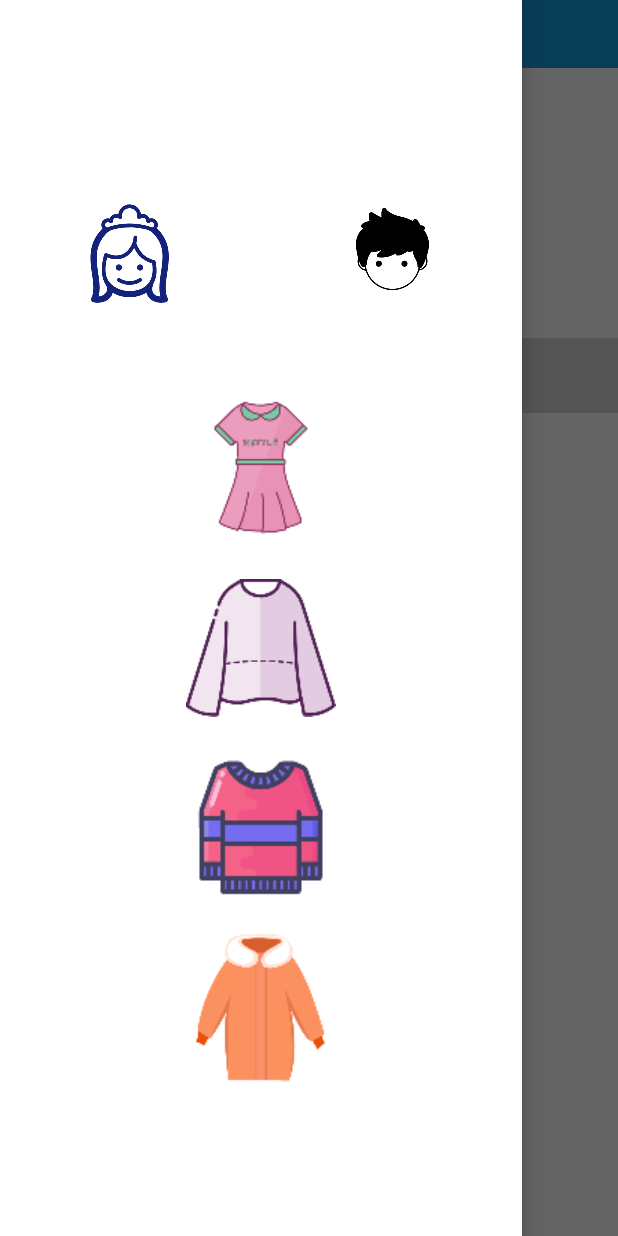
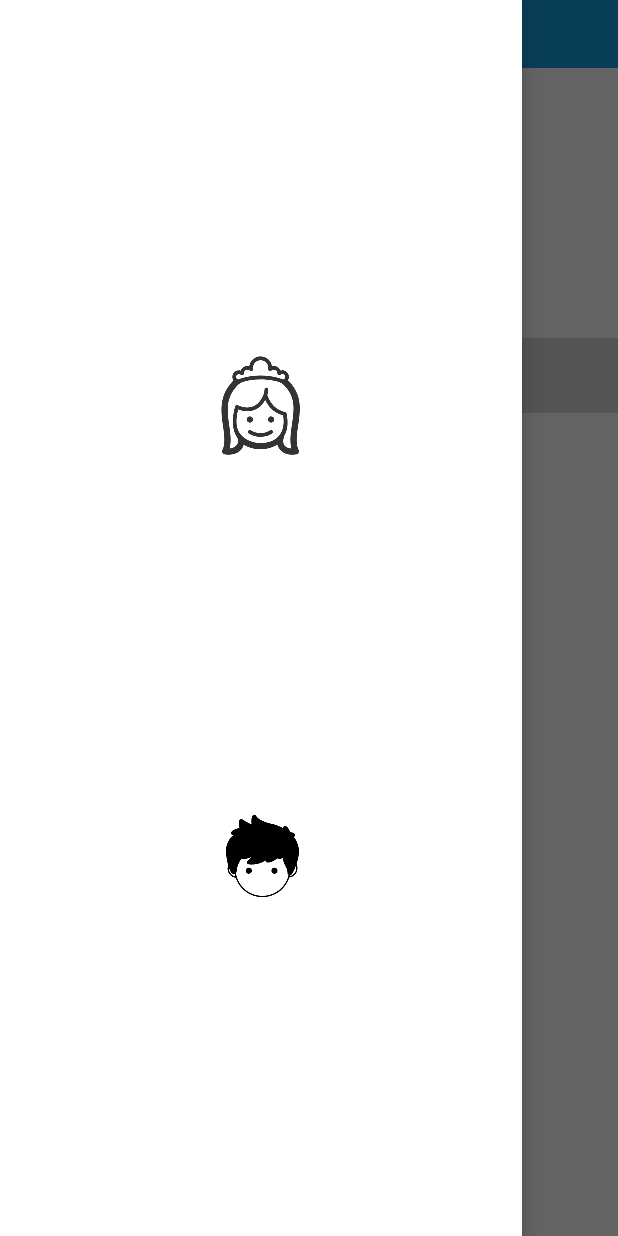
Before and after one commit to zhangbenzhi/Weatherforecast, an Android app: the screen it shows after launch (MainActivity), with the side drawer open, on a phone screen of 412 x 824 dp. Run offline under Robolectric (Android 15) with nearby library versions, the phone set to English and light mode, and no system bars; libraries missing offline, so code that uses them is left out: com.baidu.location; 6 statements that could not run were skipped.

Commit message:
Merge branch 'master' of https://github.com/zhangbenzhi/Weatherforecast
# Conflicts:
#	.idea/misc.xml

```diff
--- a/app/build.gradle
+++ b/app/build.gradle
@@ -7,7 +7,7 @@ android {
         applicationId "com.example.weatherforecast"
         minSdkVersion 19
         targetSdkVersion 22
-        versionCode 1
+        versionCode 14
         versionName "1.0"
         testInstrumentationRunner "android.support.test.runner.AndroidJUnitRunner"
     }
@@ -21,10 +21,12 @@ android {
 
 dependencies {
     api fileTree(include: ['*.jar'], dir: 'libs')
+    implementation 'com.android.support.constraint:constraint-layout:1.1.3'
     androidTestImplementation('com.android.support.test.espresso:espresso-core:2.2.2', {
         exclude group: 'com.android.support', module: 'support-annotations'
     })
     api 'com.android.support:appcompat-v7:25.3.1'
     api 'com.google.code.gson:gson:2.7'
     implementation files('libs/BaiduLBS_Android.jar')
+    implementation 'com.android.support:design:25.4.0'
 }
--- a/app/src/main/java/com/example/weatherforecast/activity/MainActivity.java
+++ b/app/src/main/java/com/example/weatherforecast/activity/MainActivity.java
@@ -1,6 +1,7 @@
 package com.example.weatherforecast.activity;
 
 import android.annotation.SuppressLint;
+import android.content.Intent;
 import android.os.Bundle;
 import android.support.v4.widget.SwipeRefreshLayout;
 import android.support.v7.app.AppCompatActivity;
@@ -28,7 +29,9 @@ import com.example.weatherforecast.util.ImageUtil;
 import com.example.weatherforecast.util.RequestUtil;
 
 import java.util.ArrayList;
+import java.util.HashMap;
 import java.util.List;
+import java.util.Map;
 
 public class MainActivity extends AppCompatActivity implements OnClickListener {
 
@@ -37,23 +40,53 @@ public class MainActivity extends AppCompatActivity implements OnClickListener {
     private String city = "北京";// 开始默认为北京；
     private Button bt_search;
     private EditText et_city;
-    private ImageView iv_weather, iv_wear, cloth01, cloth02, cloth03, cloth04;
+    private ImageView iv_weather, iv_wear;
     private TextView tv_date, tv_pm, tv_quality;
     private RadioGroup radioGroup;
     private ProgressBar progressBar;
     private SwipeRefreshLayout refresh;
     public LocationClient mLocationClient = null;
     private MyLocationListener myListener = new MyLocationListener();
-    private int checked_style = 0;
+    private Map<Integer,int[]> clothes=new HashMap<>();
+    int key=0;
+    int value=0;
 
 
     @Override
     protected void onCreate(Bundle savedInstanceState) {
         super.onCreate(savedInstanceState);
         setContentView(R.layout.activity_main);
+        initClothes();
         initView();// 初始化视图；
         setListener();// 设置监听；
         location();
+    }
+
+    private void initClothes() {
+        int[] woman01=new int[4];
+        woman01[0]=R.drawable.lianyiqun;
+        woman01[1]=R.drawable.changxiu;
+        woman01[2]=R.drawable.maoyi;
+        woman01[3]=R.drawable.yurongfu;
+        clothes.put(0,woman01);
+        int[] woman02=new int[4];
+        woman02[0]=R.drawable.duanxiu01;
+        woman02[1]=R.drawable.chenshan01;
+        woman02[2]=R.drawable.xizhuang01;
+        woman02[3]=R.drawable.dayi01;
+        clothes.put(1,woman02);
+        int[] man01=new int[4];
+        man01[0]=R.drawable.lianyiqun02;
+        man01[1]=R.drawable.changxiu02;
+        man01[2]=R.drawable.maoyi02;
+        man01[3]=R.drawable.yurongfu02;
+        clothes.put(2,man01);
+        int[] man02=new int[4];
+        man02[0]=R.drawable.duanxiu02;
+        man02[1]=R.drawable.chenshan02;
+        man02[2]=R.drawable.xizhuang02;
+        man02[3]=R.drawable.dayi02;
+        clothes.put(3,man02);
     }
 
     private void location() {
@@ -83,10 +116,6 @@ public class MainActivity extends AppCompatActivity implements OnClickListener {
         bt_search = (Button) findViewById(R.id.bt_search);
         et_city = (EditText) findViewById(R.id.et_city);
         iv_wear = (ImageView) findViewById(R.id.iv_wear);
-        cloth01 = (ImageView) findViewById(R.id.cloth01);
-        cloth02 = (ImageView) findViewById(R.id.cloth02);
-        cloth03 = (ImageView) findViewById(R.id.cloth03);
-        cloth04 = (ImageView) findViewById(R.id.cloth04);
         radioGroup = (RadioGroup) findViewById(R.id.radioGroup);
         adapter = new WeatherAdapter(getLayoutInflater());
         lv_weather.setAdapter(adapter);
@@ -101,45 +130,17 @@ public class MainActivity extends AppCompatActivity implements OnClickListener {
                 request();
             }
         });
-        cloth01.setOnClickListener(new OnClickListener() {
-            @Override
-            public void onClick(View v) {
-                iv_wear.setImageResource(checked_style == 0 ? R.drawable.lianyiqun : R.drawable.lianyiqun02);
-            }
-        });
-        cloth02.setOnClickListener(new OnClickListener() {
-            @Override
-            public void onClick(View v) {
-                iv_wear.setImageResource(checked_style == 0 ? R.drawable.changxiu : R.drawable.changxiu02);
-            }
-        });
-        cloth03.setOnClickListener(new OnClickListener() {
-            @Override
-            public void onClick(View v) {
-                iv_wear.setImageResource(checked_style == 0 ? R.drawable.maoyi : R.drawable.maoyi02);
-            }
-        });
-        cloth04.setOnClickListener(new OnClickListener() {
-            @Override
-            public void onClick(View v) {
-                iv_wear.setImageResource(checked_style == 0 ? R.drawable.yurongfu : R.drawable.yurongfu02);
-            }
-        });
         radioGroup.setOnCheckedChangeListener(new RadioGroup.OnCheckedChangeListener() {
             @Override
             public void onCheckedChanged(RadioGroup group, int checkedId) {
                 if (checkedId == R.id.rb01) {
-                    checked_style = 0;
-                    cloth01.setImageResource(R.drawable.lianyiqun);
-                    cloth02.setImageResource(R.drawable.changxiu);
-                    cloth03.setImageResource(R.drawable.maoyi);
-                    cloth04.setImageResource(R.drawable.yurongfu);
+                    Intent intent=new Intent(MainActivity.this,ChoiceActivity.class);
+                    intent.putExtra("type",0);
+                    startActivityForResult(intent,100);
                 } else if (checkedId == R.id.rb02) {
-                    checked_style = 1;
-                    cloth01.setImageResource(R.drawable.lianyiqun02);
-                    cloth02.setImageResource(R.drawable.changxiu02);
-                    cloth03.setImageResource(R.drawable.maoyi02);
-                    cloth04.setImageResource(R.drawable.yurongfu02);
+                    Intent intent=new Intent(MainActivity.this,ChoiceActivity.class);
+                    intent.putExtra("type",1);
+                    startActivityForResult(intent,100);
                 }
             }
         });
@@ -186,13 +187,13 @@ public class MainActivity extends AppCompatActivity implements OnClickListener {
                                 String[] split = list.get(0).getTemperature().split("℃~");
                                 String[] little = split[0].split("温度：");
                                 if (Integer.parseInt(little[1]) < 0) {
-                                    iv_wear.setImageResource(checked_style==0?R.drawable.yurongfu:R.drawable.yurongfu02);
+                                    iv_wear.setImageResource(clothes.get(key)[3]);
                                 } else if (Integer.parseInt(little[1]) < 5) {
-                                    iv_wear.setImageResource(checked_style==0?R.drawable.maoyi:R.drawable.maoyi02);
+                                    iv_wear.setImageResource(clothes.get(key)[2]);
                                 } else if (Integer.parseInt(little[1]) < 15) {
-                                    iv_wear.setImageResource(checked_style==0?R.drawable.changxiu:R.drawable.changxiu02);
+                                    iv_wear.setImageResource(clothes.get(key)[1]);
                                 } else if (Integer.parseInt(little[1]) < 25) {
-                                    iv_wear.setImageResource(checked_style==0?R.drawable.lianyiqun:R.drawable.lianyiqun02);
+                                    iv_wear.setImageResource(clothes.get(key)[0]);
                                 }
                             } catch (Exception e) {
                                 Toast.makeText(MainActivity.this, "" + e.getMessage(), Toast.LENGTH_SHORT).show();
@@ -235,4 +236,15 @@ public class MainActivity extends AppCompatActivity implements OnClickListener {
             }
         }
     }
+
+    @Override
+    protected void onActivityResult(int requestCode, int resultCode, Intent data) {
+        super.onActivityResult(requestCode, resultCode, data);
+        try{
+            key = data.getIntExtra("key", 0);
+            value = data.getIntExtra("value", 0);
+            iv_wear.setImageResource(clothes.get(key)[value]);
+        }catch (Exception e){}
+
+    }
 }
--- a/app/src/main/res/layout/activity_main.xml
+++ b/app/src/main/res/layout/activity_main.xml
@@ -58,59 +58,44 @@
             android:layout_height="0dp"
             android:layout_weight="1" />
 
-
         <RadioGroup
             android:id="@+id/radioGroup"
             android:layout_width="match_parent"
-            android:layout_height="140dp"
-            android:orientation="horizontal">
+            android:layout_height="match_parent"
+            android:gravity="center"
+            android:orientation="vertical">
+
+            <View
+                android:layout_width="1dp"
+                android:layout_height="0dp"
+                android:layout_weight="1"/>
 
             <RadioButton
                 android:id="@+id/rb01"
                 android:layout_width="100dp"
-                android:layout_height="100dp"
-                android:layout_weight="1"
-                android:checked="true"
+                android:layout_height="wrap_content"
                 android:button="@null"
                 android:drawableBottom="@drawable/selector_girl" />
+
+            <View
+                android:layout_width="1dp"
+                android:layout_height="0dp"
+                android:layout_weight="1"/>
 
             <RadioButton
                 android:id="@+id/rb02"
                 android:layout_width="100dp"
-                android:layout_height="100dp"
-                android:layout_weight="1"
+                android:layout_height="wrap_content"
                 android:button="@null"
                 android:drawableBottom="@drawable/selector_boy" />
 
+            <View
+                android:layout_width="1dp"
+                android:layout_height="0dp"
+                android:layout_weight="1"
+                />
+
         </RadioGroup>
-
-        <ImageView
-            android:id="@+id/cloth01"
-            android:layout_width="100dp"
-            android:layout_height="100dp"
-            android:layout_marginTop="20dp"
-            android:src="@drawable/lianyiqun" />
-
-        <ImageView
-            android:id="@+id/cloth02"
-            android:layout_width="100dp"
-            android:layout_height="100dp"
-            android:layout_marginTop="20dp"
-            android:src="@drawable/changxiu" />
-
-        <ImageView
-            android:id="@+id/cloth03"
-            android:layout_width="100dp"
-            android:layout_height="100dp"
-            android:layout_marginTop="20dp"
-            android:src="@drawable/maoyi" />
-
-        <ImageView
-            android:id="@+id/cloth04"
-            android:layout_width="100dp"
-            android:layout_height="100dp"
-            android:layout_marginTop="20dp"
-            android:src="@drawable/yurongfu" />
 
         <View
             android:layout_width="match_parent"
```
Also changed, not shown: app/src/main/AndroidManifest.xml (+25 -22 lines), app/src/main/java/com/example/weatherforecast/activity/ChoiceActivity.java (added, +162 -0 lines), app/src/main/res/layout/activity_choice.xml (added, +65 -0 lines), app/src/main/res/drawable-xxhdpi/chenshan01.png (added), app/src/main/res/drawable-xxhdpi/chenshan02.png (added), app/src/main/res/drawable-xxhdpi/dayi01.png (added), app/src/main/res/drawable-xxhdpi/dayi02.png (added), app/src/main/res/drawable-xxhdpi/duanxiu01.png (added), app/src/main/res/drawable-xxhdpi/duanxiu02.png (added), app/src/main/res/drawable-xxhdpi/xizhuang01.png (added), app/src/main/res/drawable-xxhdpi/xizhuang02.png (added).
